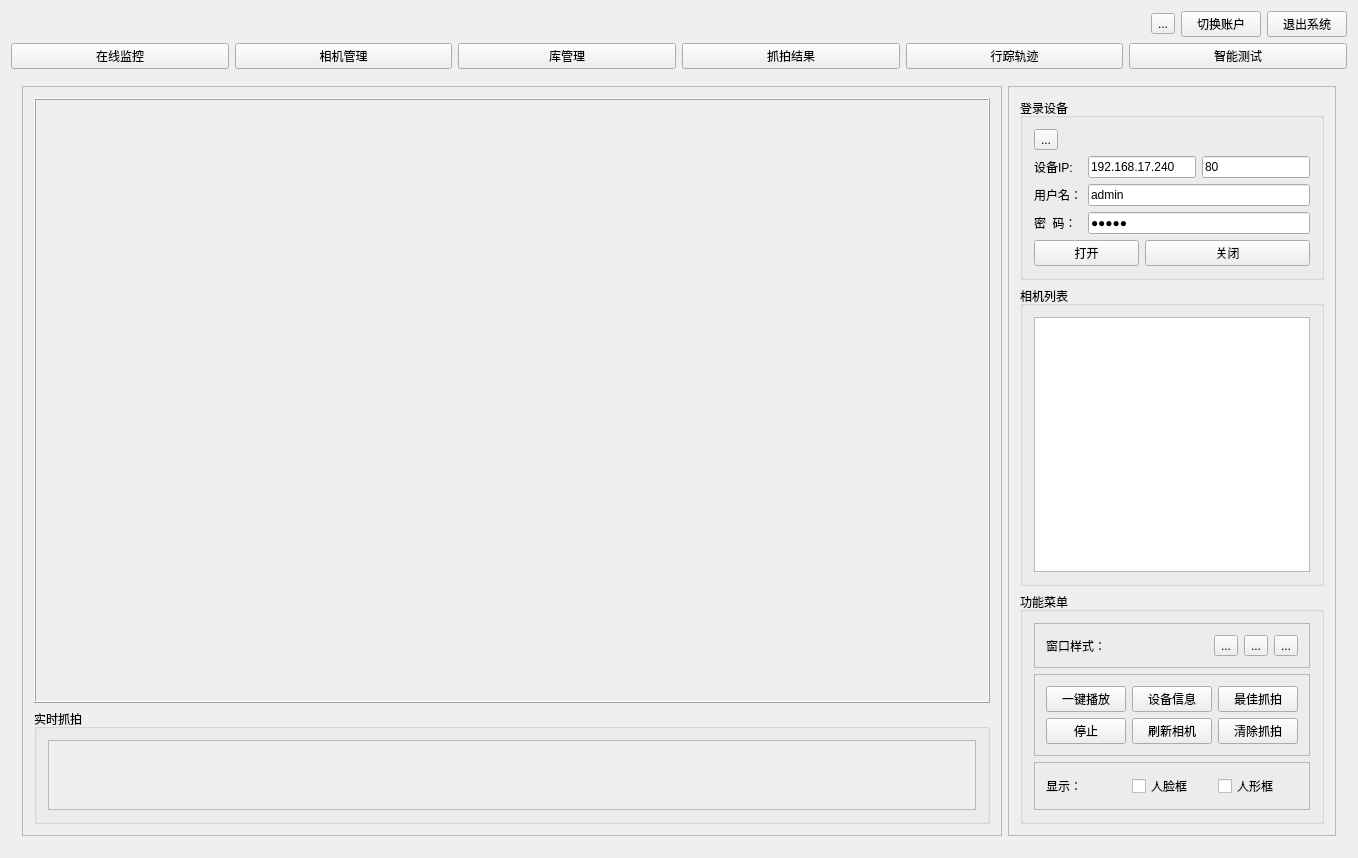
zhw201906/VFR_system, file VFR_system/MainMenu.ui: the form before one commit.
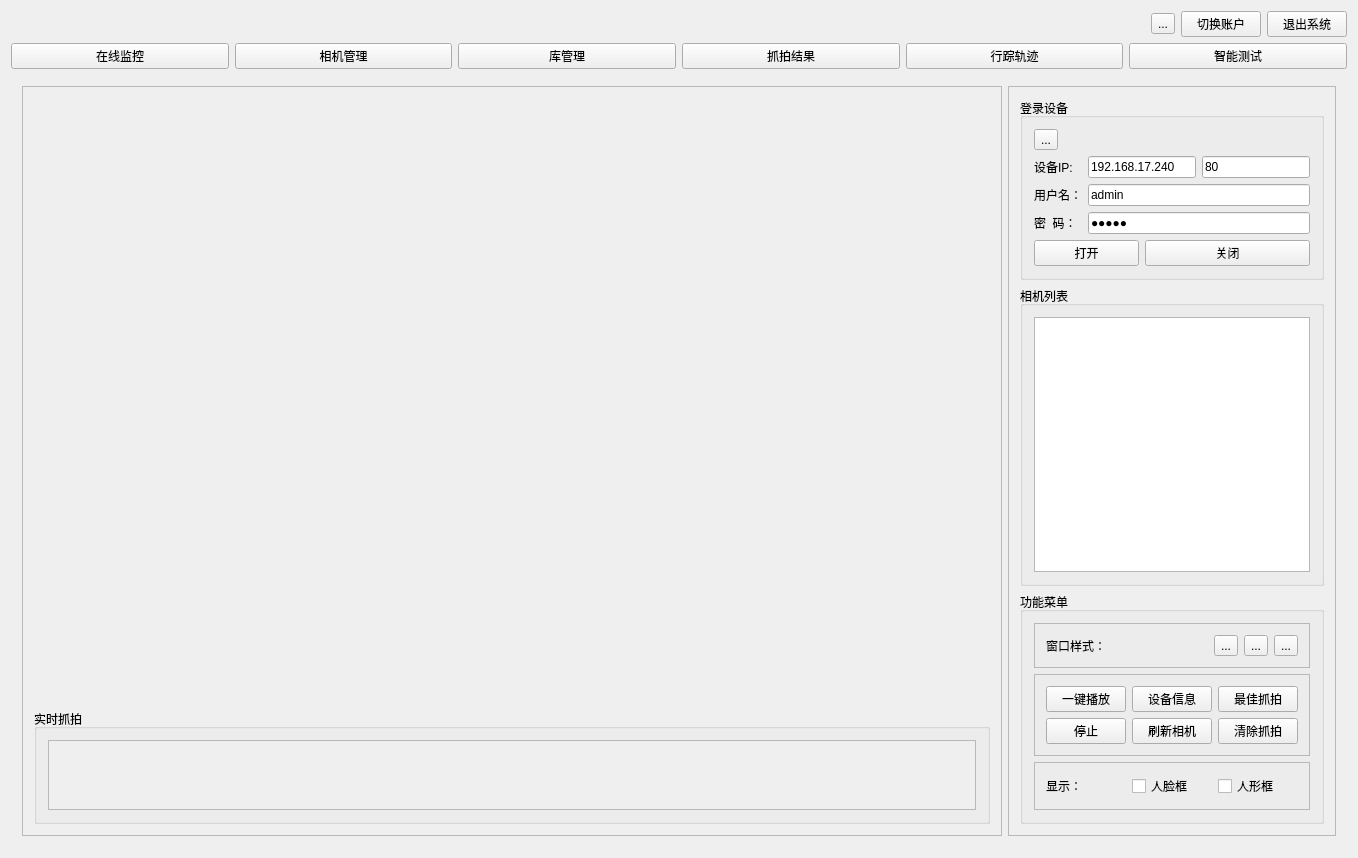
The form after the commit.

Commit message: 完成视频显示窗口初始化，手动切换显示视频样式，单击选中视频，双击放大选中通道视频，继承QLabel实现显示

The edit to the form file:
```diff
--- a/VFR_system/MainMenu.ui
+++ b/VFR_system/MainMenu.ui
@@ -116,16 +116,9 @@
          <property name="frameShadow">
           <enum>QFrame::Raised</enum>
          </property>
-         <layout class="QVBoxLayout" name="verticalLayout_4" stretch="10,0">
+         <layout class="QVBoxLayout" name="verticalLayout_4" stretch="10,1">
           <item>
-           <widget class="QFrame" name="frame_videoImage">
-            <property name="frameShape">
-             <enum>QFrame::Box</enum>
-            </property>
-            <property name="frameShadow">
-             <enum>QFrame::Raised</enum>
-            </property>
-           </widget>
+           <widget class="QWidget" name="widget_video_window" native="true"/>
           </item>
           <item>
            <widget class="QGroupBox" name="groupBox_4">
```
The commit also changes 5 other files.
